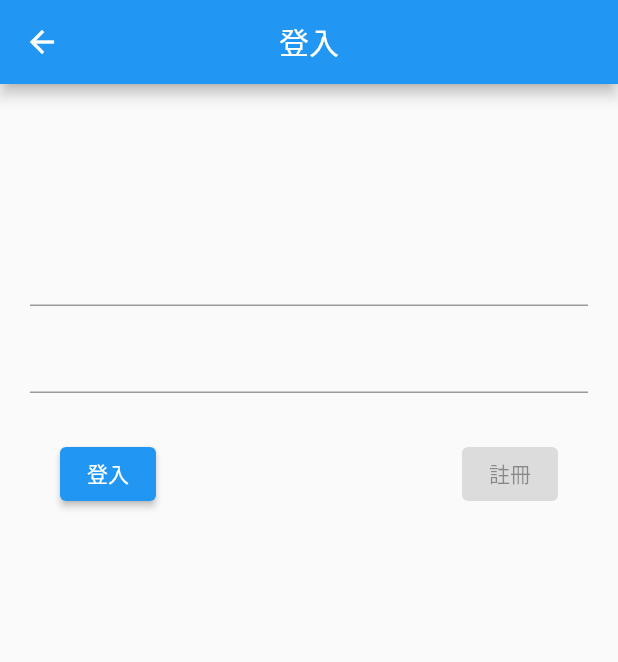
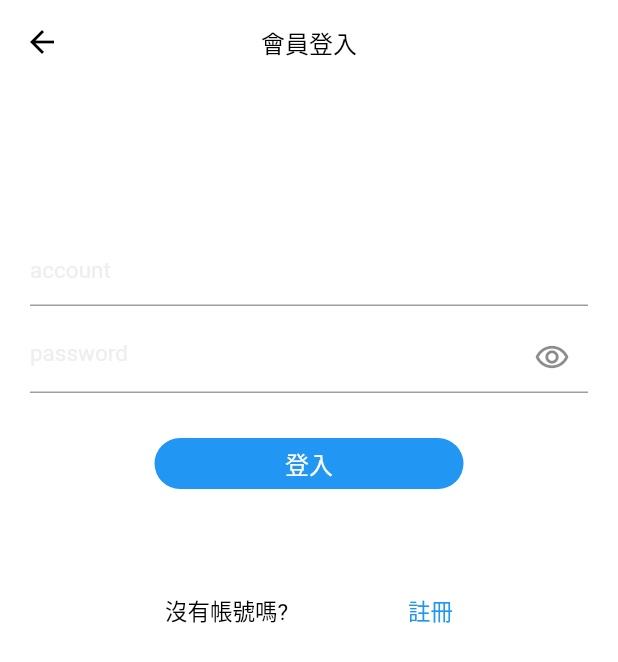
Before and after one commit to CPMoviePHil/e_shopping, a Flutter app: the Login screen opened directly, on a phone screen of 412 x 824 dp. Shown: the top 662 px of the screen. Run offline on Flutter 3.47's test engine with Material 2 defaults, Android fonts, the phone set to English and light mode, and no system bars; our stand-ins replace cached_network_image, carousel_slider, firebase_core, firebase_messaging, flutter_local_notifications, logger and 1 more; accounts and stored records are empty; network calls fail.

Commit message:
登入介面微調整+隱藏密碼按鈕

```diff
--- a/lib/providers/login_notifier.dart
+++ b/lib/providers/login_notifier.dart
@@ -9,6 +9,8 @@ enum LoginStatus { initial, validating, success, failure, save_failure, }
 class LoginNotifier with ChangeNotifier {
 
   LoginStatus currentStatus = LoginStatus.initial;
+
+  bool hidePassword = true;
 
   Future<void> formValidation ({
     @required String account,
@@ -56,4 +58,9 @@ class LoginNotifier with ChangeNotifier {
     }
     return false;
   }
+
+  void changeHidePassword() {
+    hidePassword = !hidePassword;
+    notifyListeners();
+  }
 }
--- a/lib/screens/login.dart
+++ b/lib/screens/login.dart
@@ -1,6 +1,8 @@
 import 'package:e_shopping/providers/loading_server_data_notifier.dart';
 import 'package:e_shopping/providers/login_notifier.dart';
 import 'package:e_shopping/screens/user_data_loading.dart';
+import 'package:e_shopping/utils/app_libs.dart';
+import 'package:e_shopping/utils/widgets_helper.dart';
 import 'package:flutter/cupertino.dart';
 import 'package:flutter/material.dart';
 import 'package:provider/provider.dart';
@@ -17,10 +19,19 @@ class Login extends StatelessWidget {
     return SafeArea(
       child: Scaffold(
         appBar: AppBar(
+          leading: IconButton(
+            icon: const Icon(Icons.arrow_back, color: Colors.black),
+            onPressed: () => Navigator.of(context).pop(),
+          ),
+          elevation: 0,
+          backgroundColor: Colors.white,
           centerTitle: true,
-          title: Text("登入",),
+          title: AppLibScreen.appText(
+            text: "會員登入",
+          ),
         ),
         body: Container(
+          color: Colors.white,
           padding: const EdgeInsets.symmetric(
             horizontal: 20,
           ),
@@ -52,20 +63,34 @@ class Login extends StatelessWidget {
               const SizedBox(height: 50,),
               TextFormField(
                 controller: accountController,
+                decoration: WidgetsHelper.inputDecoration(
+                  hintText: "account",
+                ),
               ),
               const SizedBox(height: 10,),
-              TextFormField(
-                controller: passwordController,
-                obscureText: true,
+              Consumer<LoginNotifier>(
+                builder: (context, login, _login,) {
+                  return TextFormField(
+                    controller: passwordController,
+                    obscureText: login.hidePassword,
+                    decoration: WidgetsHelper.inputDecoration(
+                      hintText: "password",
+                      suffixIcon: login.hidePassword
+                          ? Icons.remove_red_eye_outlined
+                          : Icons.remove_red_eye,
+                      suffixIconPress: () => login.changeHidePassword(),
+                    ),
+                  );
+                },
               ),
               const SizedBox(height: 30,),
               Container(
                 padding: const EdgeInsets.symmetric(horizontal: 20,),
                 child: Row(
-                  mainAxisAlignment: MainAxisAlignment.spaceBetween,
+                  mainAxisAlignment: MainAxisAlignment.center,
                   children: [
-                    ElevatedButton(
-                      onPressed: () async {
+                    GestureDetector(
+                      onTap: () async {
                         await Provider.of<LoginNotifier>(
                           context,
                           listen: false,
@@ -101,15 +126,39 @@ class Login extends StatelessWidget {
                           );
                         }
                       },
-                      child: Text("登入"),
-                    ),
-                    ElevatedButton(
-                      onPressed: null,
-                      child: Text("註冊"),
+                      child: Container(
+                        width: MediaQuery.of(context).size.width * 0.5,
+                        alignment: Alignment.center,
+                        decoration: BoxDecoration(
+                          color: Theme.of(context).accentColor,
+                          borderRadius: BorderRadius.all(
+                            Radius.circular(20),
+                          ),
+                        ),
+                        padding: EdgeInsets.symmetric(vertical: 5,),
+                        child: AppLibScreen.appText(text: "登入", fontColor: Colors.white,),
+                      ),
                     ),
                   ],
                 ),
-              )
+              ),
+              const SizedBox(height: 70,),
+              Container(
+                padding: const EdgeInsets.symmetric(horizontal: 90,),
+                child: Row(
+                  mainAxisAlignment: MainAxisAlignment.spaceBetween,
+                  children: [
+                    AppLibScreen.appText(text: "沒有帳號嗎?", textSize: "small",),
+                    GestureDetector(
+                      child: AppLibScreen.appText(
+                        text: "註冊",
+                        fontColor: Theme.of(context).accentColor,
+                        textSize: "small",
+                      ),
+                    ),
+                  ],
+                ),
+              ),
             ],
           ),
         ),
--- a/lib/utils/widgets_helper.dart
+++ b/lib/utils/widgets_helper.dart
@@ -34,4 +34,28 @@ class WidgetsHelper {
       },
     );
   }
+
+  static InputDecoration inputDecoration ({
+    @required String hintText,
+    Color fontColor,
+    double fontSize = 15,
+    IconData suffixIcon,
+    VoidCallback suffixIconPress,
+  }) {
+    if (fontColor == null) {
+      fontColor = Colors.grey[200];
+    }
+    return InputDecoration(
+      suffixIcon: suffixIcon != null ?
+      IconButton(
+        icon: Icon(suffixIcon),
+        onPressed: suffixIconPress,
+      ) : null,
+      hintText: hintText,
+      hintStyle: TextStyle(
+        color: fontColor,
+        fontSize: fontSize,
+      )
+    );
+  }
 }
```
